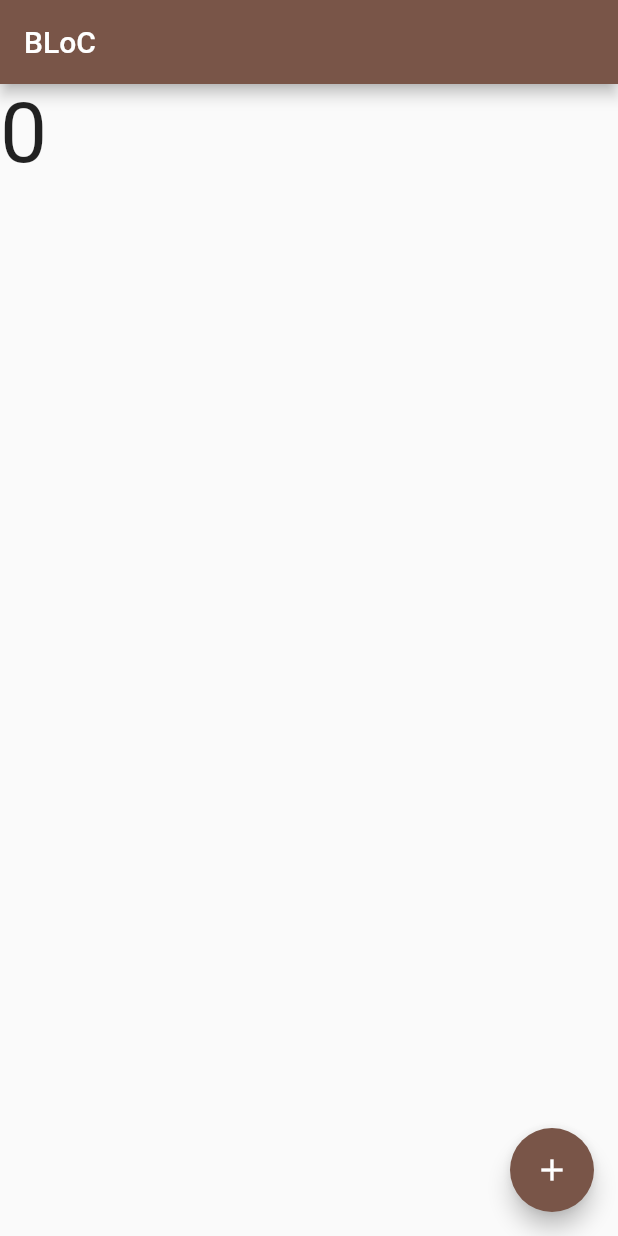
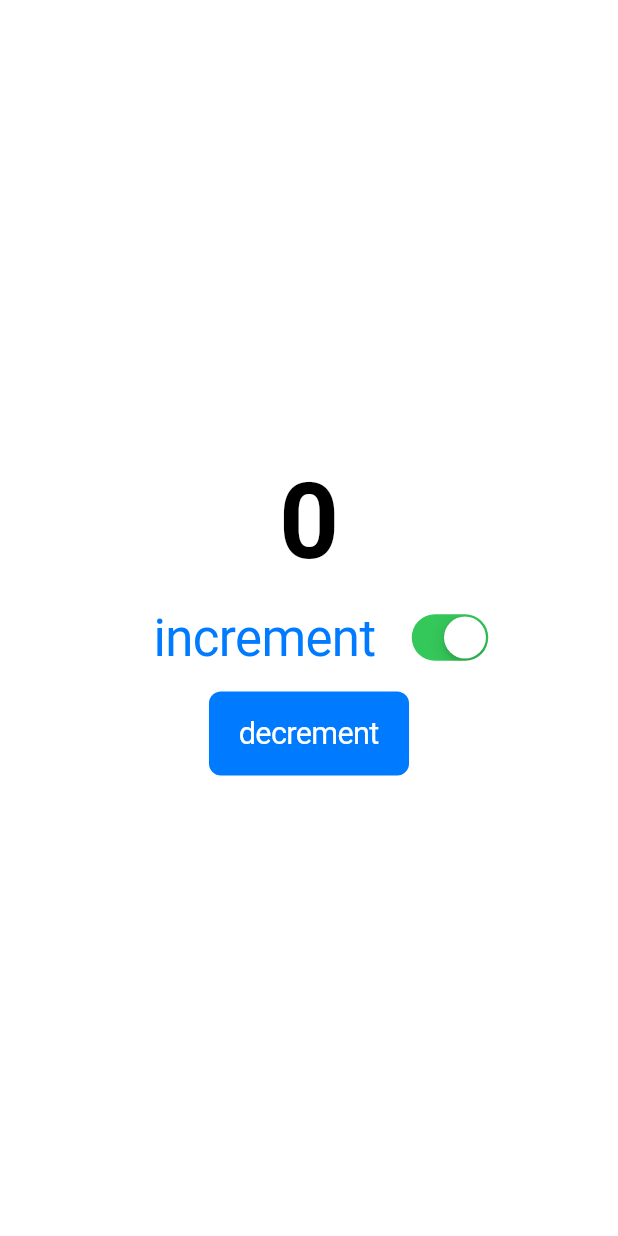
Before and after one commit to QwertyGroup/Dart, a Flutter app: the screen it shows after launch, on a phone screen of 412 x 824 dp. Run offline on Flutter 3.47's test engine with Material 2 defaults, Android fonts, the phone set to English and light mode, and no system bars; our stand-ins replace auto_size_text, bloc, flare_flutter, flutter_bloc, pie_chart, rxdart; missing offline and left inert: flare_dart; project files that could hold a hidden picture were left out.

Commit message:
Trying Cupertino

```diff
--- a/fl_state/lib/main.dart
+++ b/fl_state/lib/main.dart
@@ -1,8 +1,10 @@
-import 'dart:async';
-
+import 'package:fl_state/src/bloc.dart';
+import 'package:fl_state/src/builder.dart';
+import 'package:fl_state/src/classicStateful.dart';
+import 'package:fl_state/src/inherited.dart';
+import 'package:fl_state/src/rx.dart';
+import 'package:flutter/cupertino.dart';
 import 'package:flutter/material.dart';
-import 'package:rxdart/rxdart.dart';
-import 'package:bloc/bloc.dart';
 import 'package:flutter_bloc/flutter_bloc.dart';
 
 void main() => runApp(MyApp());
@@ -10,15 +12,24 @@ void main() => runApp(MyApp());
 class MyApp extends StatelessWidget {
   @override
   Widget build(BuildContext context) {
-    return MaterialApp(
+    // return MaterialApp(
+    return CupertinoApp(
       title: 'State Management',
-      theme: ThemeData(
-        primarySwatch: Colors.brown,
+      // theme: ThemeData(
+      // primarySwatch: Colors.brown,
+      theme: CupertinoThemeData(
+        textTheme: CupertinoTextThemeData(
+          navLargeTitleTextStyle: TextStyle(
+            fontWeight: FontWeight.bold,
+            fontSize: 70,
+            color: CupertinoColors.black,
+          ),
+        ),
       ),
       // home: MyHomePage('Home Page'),
       // home: MyHomePage2(),
       // home: InheritedCounter(child: MyHomePage3()),
-      // home: InheritedCounter(child: MyHomePage4()),
+      // home: MyHomePage4(),
       home: BlocProvider<CounterBloc>(
         builder: (context) => CounterBloc(),
         child: MyHomePage5(),
@@ -26,187 +37,3 @@ class MyApp extends StatelessWidget {
     );
   }
 }
-
-/// 5. BLoC
-enum CounterEvent { increment }
-
-class CounterBloc extends Bloc<CounterEvent, int> {
-  @override
-  int get initialState => 0;
-
-  @override
-  Stream<int> mapEventToState(CounterEvent event) async* {
-    switch (event) {
-      case CounterEvent.increment:
-        yield currentState + 1;
-        break;
-    }
-  }
-}
-
-class MyHomePage5 extends StatelessWidget {
-  @override
-  Widget build(BuildContext context) {
-    final CounterBloc bloc = BlocProvider.of<CounterBloc>(context);
-    return Scaffold(
-      appBar: AppBar(
-        title: Text('BLoC'),
-      ),
-      body: BlocBuilder(
-        bloc: bloc,
-        builder: (ctx, count) {
-          return Text(
-            '$count',
-            textScaleFactor: 4,
-          );
-        },
-      ),
-      floatingActionButton: FloatingActionButton(
-        child: Icon(Icons.add),
-        onPressed: () => bloc.dispatch(CounterEvent.increment),
-      ),
-    );
-  }
-}
-
-/// 1. StatefulWidget
-class MyHomePage extends StatefulWidget {
-  final String title;
-  MyHomePage(this.title);
-  @override
-  createState() => _MyHomePageState();
-}
-
-class _MyHomePageState extends State<MyHomePage> {
-  int _counter = 0;
-  void _incCounter() {
-    setState(() => _counter++);
-  }
-
-  @override
-  Widget build(BuildContext context) {
-    return Scaffold(
-      appBar: AppBar(
-        title: Text(widget.title),
-      ),
-      body: Center(
-        child: Text(
-          '$_counter',
-          textScaleFactor: 4,
-        ),
-      ),
-      floatingActionButton: FloatingActionButton(
-        onPressed: _incCounter,
-        child: Icon(Icons.near_me),
-      ),
-    );
-  }
-}
-
-/// 2. StatefulBuilder
-/// but with rules violation
-class MyHomePage2 extends StatelessWidget {
-  // int _counter = 0; // needs to be final (immutable) because "Stateless"
-  final state = {'counter': 0}; // so use dict, but now "counter" is string
-  // I think this is bad design
-  @override
-  Widget build(BuildContext context) {
-    return StatefulBuilder(
-      builder: (context, StateSetter setState) => Scaffold(
-        body: SafeArea(
-          child: Text(
-            '${state['counter']}',
-            textScaleFactor: 4,
-          ),
-        ),
-        floatingActionButton: FloatingActionButton(
-          child: Icon(Icons.toys),
-          onPressed: () => setState(() => state['counter']++),
-        ),
-      ),
-    );
-  }
-}
-
-/// 3. Inherited Widget
-class InheritedCounter extends InheritedWidget {
-  final Map _counter = {'val': 0};
-  final Widget child;
-  InheritedCounter({this.child}) : super(child: child);
-
-  increment() {
-    _counter['val']++;
-  }
-
-  get couner => _counter['val'];
-
-  @override
-  // look diff to determine if update needed
-  bool updateShouldNotify(InheritedWidget oldWidget) => true;
-
-  static InheritedCounter of(BuildContext context) =>
-      context.inheritFromWidgetOfExactType(InheritedCounter);
-}
-
-class MyHomePage3 extends StatelessWidget {
-  @override
-  Widget build(BuildContext context) {
-    return StatefulBuilder(
-      builder: (context, setState) {
-        var counter = InheritedCounter.of(context).couner;
-        var increment = InheritedCounter.of(context).increment;
-
-        return Scaffold(
-          body: SafeArea(
-            child: Text(
-              '$counter',
-              textScaleFactor: 4,
-            ),
-          ),
-          floatingActionButton: FloatingActionButton(
-            child: Icon(Icons.track_changes),
-            onPressed: () => setState(() => increment()),
-          ),
-        );
-      },
-    );
-  }
-}
-
-/// 4. RxDart
-class Counter {
-  BehaviorSubject _counter = BehaviorSubject.seeded(0);
-
-  // dot really know what "$" means
-  Observable get stream$ => _counter.stream;
-  int get current => _counter.value;
-
-  increment() {
-    _counter.add(current + 1);
-  }
-}
-
-Counter counterService = Counter(); // like global thingie
-
-class MyHomePage4 extends StatelessWidget {
-  @override
-  Widget build(BuildContext context) {
-    return Scaffold(
-      body: StreamBuilder(
-        stream: counterService.stream$,
-        builder: (ctx, snap) {
-          return SafeArea(
-            child: Text(
-              '${snap.data}',
-              textScaleFactor: 4,
-            ),
-          );
-        },
-      ),
-      floatingActionButton: FloatingActionButton(
-        child: Icon(Icons.whatshot),
-        onPressed: () => counterService.increment(),
-      ),
-    );
-  }
-}
--- /dev/null
+++ b/fl_state/lib/src/bloc.dart
@@ -0,0 +1,96 @@
+import 'package:bloc/bloc.dart';
+import 'package:flutter/cupertino.dart';
+import 'package:flutter/material.dart';
+import 'package:flutter_bloc/flutter_bloc.dart';
+
+/// 5. BLoC
+enum CounterEvent { increment, decrement }
+
+class CounterBloc extends Bloc<CounterEvent, int> {
+  @override
+  int get initialState => 0;
+
+  @override
+  Stream<int> mapEventToState(CounterEvent event) async* {
+    switch (event) {
+      case CounterEvent.increment:
+        yield currentState + 1;
+        break;
+      case CounterEvent.decrement:
+        yield currentState - 1;
+        break;
+    }
+  }
+}
+
+class MyHomePage5 extends StatefulWidget {
+  @override
+  _MyHomePage5State createState() => _MyHomePage5State();
+}
+
+class _MyHomePage5State extends State<MyHomePage5> {
+  var _switch = true;
+  @override
+  Widget build(BuildContext context) {
+    final CounterBloc bloc = BlocProvider.of<CounterBloc>(context);
+    return CupertinoPageScaffold(
+      // appBar: AppBar(
+      //   title: Text('BLoC'),
+      // ),
+      child: BlocBuilder(
+        bloc: bloc,
+        builder: (ctx, count) {
+          return Center(
+            child: Column(
+              mainAxisAlignment: MainAxisAlignment.center,
+              children: <Widget>[
+                Text(
+                  '$count',
+                  // textScaleFactor: 4,
+                  style: CupertinoTheme.of(context)
+                      .textTheme
+                      .navLargeTitleTextStyle,
+                ),
+                Row(
+                  mainAxisAlignment: MainAxisAlignment.center,
+                  children: <Widget>[
+                    CupertinoButton(
+                      child: Text(
+                        "increment",
+                        textScaleFactor: 2,
+                      ),
+                      onPressed: _switch
+                          ? () => bloc.dispatch(CounterEvent.increment)
+                          : null,
+                    ),
+                    CupertinoSwitch(
+                      value: _switch,
+                      onChanged: (flag) {
+                        _switch ^= true; // or _switch = !_switch;
+                        bloc.dispatch(flag
+                            ? CounterEvent.increment
+                            : CounterEvent.decrement);
+                      },
+                    ),
+                  ],
+                ),
+                CupertinoButton.filled(
+                  child: Text(
+                    'decrement',
+                    textScaleFactor: 1.2,
+                  ),
+                  borderRadius: BorderRadius.circular(8),
+                  onPressed: () => bloc.dispatch(CounterEvent.decrement),
+                )
+              ],
+            ),
+          );
+        },
+      ),
+      // floatingActionButton: FloatingActionButton(
+      //   child: Icon(Icons.add),
+      //   onPressed: () => bloc.dispatch(CounterEvent.increment),
+      // ),
+    );
+  }
+}
--- /dev/null
+++ b/fl_state/lib/src/inherited.dart
@@ -0,0 +1,46 @@
+import 'package:flutter/material.dart';
+
+/// 3. Inherited Widget
+class InheritedCounter extends InheritedWidget {
+  final Map _counter = {'val': 0};
+  final Widget child;
+  InheritedCounter({this.child}) : super(child: child);
+
+  increment() {
+    _counter['val']++;
+  }
+
+  get couner => _counter['val'];
+
+  @override
+  // look diff to determine if update needed
+  bool updateShouldNotify(InheritedWidget oldWidget) => true;
+
+  static InheritedCounter of(BuildContext context) =>
+      context.inheritFromWidgetOfExactType(InheritedCounter);
+}
+
+class MyHomePage3 extends StatelessWidget {
+  @override
+  Widget build(BuildContext context) {
+    return StatefulBuilder(
+      builder: (context, setState) {
+        var counter = InheritedCounter.of(context).couner;
+        var increment = InheritedCounter.of(context).increment;
+
+        return Scaffold(
+          body: SafeArea(
+            child: Text(
+              '$counter',
+              textScaleFactor: 4,
+            ),
+          ),
+          floatingActionButton: FloatingActionButton(
+            child: Icon(Icons.track_changes),
+            onPressed: () => setState(() => increment()),
+          ),
+        );
+      },
+    );
+  }
+}
```
Also changed, not shown: fl_state/lib/src/builder.dart (added, +26 -0 lines), fl_state/lib/src/classicStateful.dart (added, +36 -0 lines), fl_state/lib/src/rx.dart (added, +40 -0 lines).
